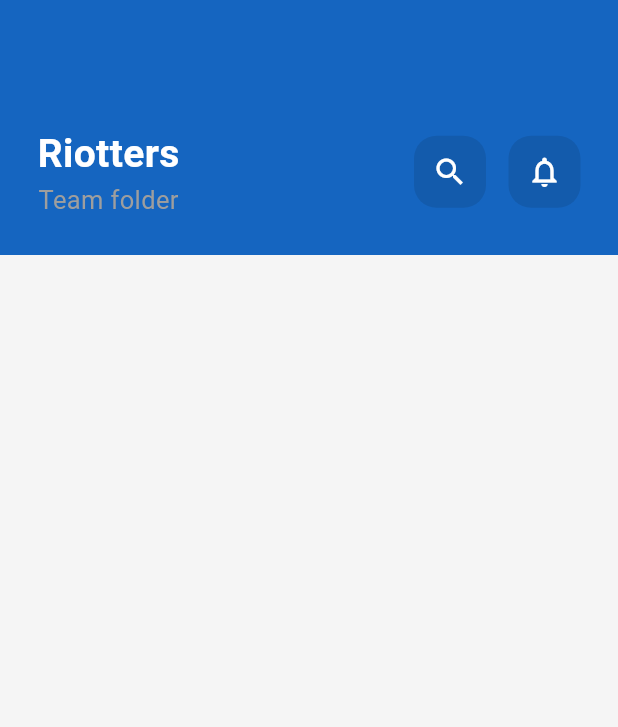
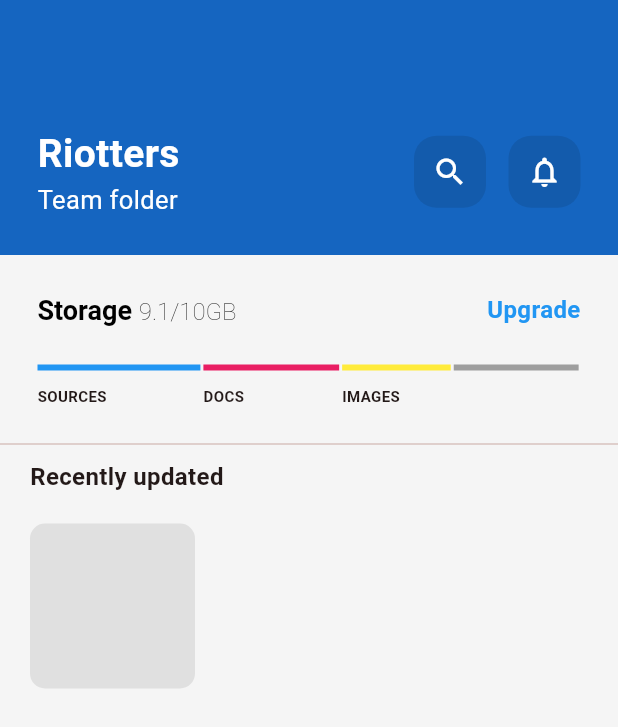
Before and after one commit to cleverAkanimoh/flutter_folder_app, a Flutter app: the screen it shows after launch, on a phone screen of 412 x 824 dp. Shown: the top 727 px of the screen. Run offline on Flutter 3.47's test engine with Material 3 defaults, Android fonts, the phone set to English and light mode, and no system bars.

Commit message:
changed 5 files

```diff
--- a/lib/team_folder.dart
+++ b/lib/team_folder.dart
@@ -1,4 +1,6 @@
+import 'package:flutter/cupertino.dart';
 import 'package:flutter/material.dart';
+import 'package:flutter/widgets.dart';
 
 class TeamFolderPage extends StatefulWidget {
   const TeamFolderPage({super.key});
@@ -8,8 +10,10 @@ class TeamFolderPage extends StatefulWidget {
 }
 
 class _TeamFolderPageState extends State<TeamFolderPage> {
+  double availableScreenWidth = 0;
   @override
   Widget build(BuildContext context) {
+    availableScreenWidth = MediaQuery.of(context).size.width - 50;
     return Scaffold(
       backgroundColor: Colors.grey[100],
       body: Column(
@@ -24,9 +28,10 @@ class _TeamFolderPageState extends State<TeamFolderPage> {
             child: Row(
               mainAxisAlignment: MainAxisAlignment.spaceBetween,
               children: [
-                Column(
+                const Column(
                   mainAxisSize: MainAxisSize.min,
-                  children: const [
+                  crossAxisAlignment: CrossAxisAlignment.start,
+                  children: [
                     Text(
                       "Riotters",
                       style: TextStyle(
@@ -36,7 +41,10 @@ class _TeamFolderPageState extends State<TeamFolderPage> {
                     ),
                     Text(
                       "Team folder",
-                      style: TextStyle(fontSize: 17, color: Colors.grey),
+                      style: TextStyle(
+                        fontSize: 17,
+                        color: Colors.white,
+                      ),
                     )
                   ],
                 ),
@@ -52,7 +60,7 @@ class _TeamFolderPageState extends State<TeamFolderPage> {
                         color: Colors.white,
                       ),
                     ),
-                    SizedBox(
+                    const SizedBox(
                       width: 15,
                     ),
                     Container(
@@ -69,9 +77,117 @@ class _TeamFolderPageState extends State<TeamFolderPage> {
                 )
               ],
             ),
+          ),
+          Padding(
+            padding: const EdgeInsets.all(25),
+            child: Row(
+              mainAxisAlignment: MainAxisAlignment.spaceBetween,
+              children: [
+                RichText(
+                  text: const TextSpan(
+                    text: "Storage ",
+                    style: TextStyle(
+                      color: Colors.black,
+                      fontSize: 18,
+                      fontWeight: FontWeight.bold,
+                    ),
+                    children: [
+                      TextSpan(
+                          text: "9.1/10GB",
+                          style: TextStyle(
+                            color: Colors.black,
+                            fontSize: 16,
+                            fontWeight: FontWeight.w100,
+                          )),
+                    ],
+                  ),
+                ),
+                const Text(
+                  "Upgrade",
+                  style: TextStyle(
+                    color: Colors.blue,
+                    fontSize: 16,
+                    fontWeight: FontWeight.bold,
+                  ),
+                )
+              ],
+            ),
+          ),
+          Padding(
+            padding: const EdgeInsets.symmetric(horizontal: 25),
+            child: Row(
+              children: [
+                buildFileSizeChart("SOURCES", .3, Colors.blue),
+                const SizedBox(width: 2),
+                buildFileSizeChart("DOCS", .25, Colors.pink),
+                const SizedBox(width: 2),
+                buildFileSizeChart("IMAGES", .20, Colors.yellow),
+                const SizedBox(width: 2),
+                buildFileSizeChart("", .23, Colors.grey),
+              ],
+            ),
+          ),
+          const SizedBox(
+            height: 15,
+          ),
+          const Divider(
+            height: 20,
+          ),
+          Expanded(
+            child: ListView(
+              padding: const EdgeInsets.symmetric(horizontal: 20),
+              children: [
+                const Text(
+                  "Recently updated",
+                  style: TextStyle(
+                    fontSize: 16,
+                    fontWeight: FontWeight.bold,
+                  ),
+                ),
+                const SizedBox(height: 20),
+                Row(
+                  children: [
+                    Column(
+                      children: [
+                        Container(
+                          decoration: BoxDecoration(
+                              color: Colors.grey.shade300,
+                              borderRadius: BorderRadius.circular(10)),
+                          width: 110,
+                          height: 110,
+                        )
+                      ],
+                    )
+                  ],
+                )
+              ],
+            ),
           )
         ],
       ),
     );
   }
+
+  Column buildFileSizeChart(String title, double widthPercentage, Color color) {
+    return Column(
+      crossAxisAlignment: CrossAxisAlignment.start,
+      children: [
+        Container(
+          width: availableScreenWidth * widthPercentage,
+          height: 4,
+          color: color,
+        ),
+        const SizedBox(
+          height: 10,
+        ),
+        Text(
+          title,
+          style: const TextStyle(
+            fontSize: 10,
+            fontWeight: FontWeight.bold,
+          ),
+        )
+      ],
+    );
+  }
 }
```
Also changed, not shown: pubspec.yaml (+4 -42 lines), assets/images/icon-facebook.svg (added), assets/images/icon-hamburger.svg (added), assets/images/icon-instagram.svg (added).
